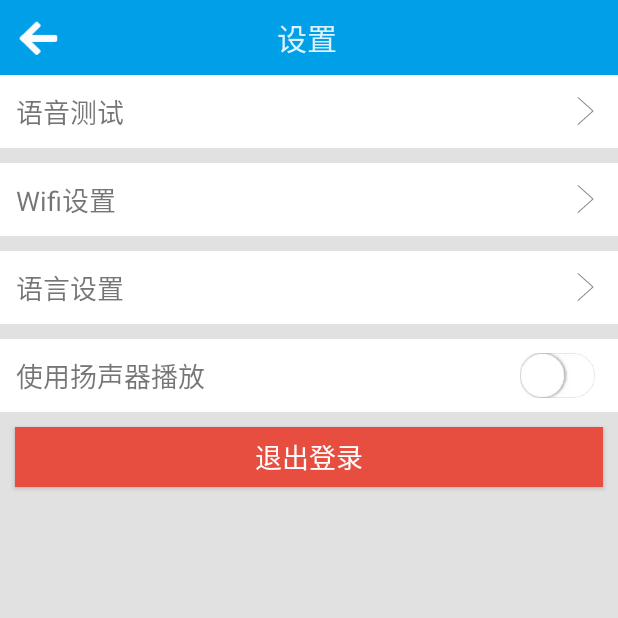
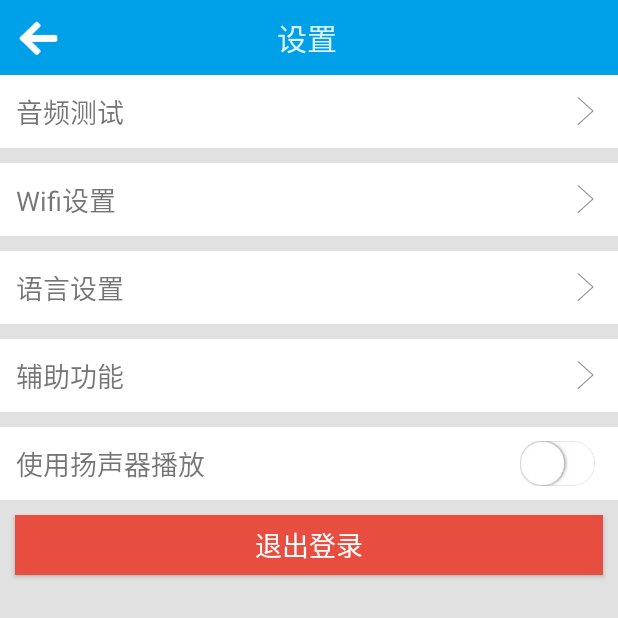
Before and after one commit to lyl15151865258/WifiInterPhone, an Android app: the SettingActivity screen opened directly, with no data from a screen before it, on a phone screen of 412 x 824 dp, the top half of it. Run offline under Robolectric (Android 15) with nearby library versions, the phone set to English and light mode, and no system bars; our stand-ins replace CircleImageView.

Commit message:
增加辅助Service，拦截音量键的事件，但是息屏状态无效

```diff
--- a/app/src/main/java/net/zhongbenshuo/wifiinterphone/activity/VoiceTestActivity.java
+++ b/app/src/main/java/net/zhongbenshuo/wifiinterphone/activity/MediaTestActivity.java
@@ -22,7 +22,7 @@ import net.zhongbenshuo.wifiinterphone.widget.MyToolbar;
  * @version 1.0
  */
 
-public class VoiceTestActivity extends BaseActivity {
+public class MediaTestActivity extends BaseActivity {
 
     private boolean mCheckNum;
     private EditText editText;
@@ -33,7 +33,7 @@ public class VoiceTestActivity extends BaseActivity {
         super.onCreate(savedInstanceState);
         setContentView(R.layout.activity_voice_test);
         MyToolbar toolbar = findViewById(R.id.myToolbar);
-        toolbar.initToolBar(this, toolbar, getString(R.string.VoiceTest), R.drawable.back_white, onClickListener);
+        toolbar.initToolBar(this, toolbar, getString(R.string.MediaTest), R.drawable.back_white, onClickListener);
         editText = findViewById(R.id.edittext);
         tvText = findViewById(R.id.tvText);
         findViewById(R.id.bt_play).setOnClickListener(onClickListener);
@@ -52,7 +52,7 @@ public class VoiceTestActivity extends BaseActivity {
                     showToast("请输入金额");
                     return;
                 }
-                VoicePlay.with(VoiceTestActivity.this).play(amount, mCheckNum);
+                VoicePlay.with(MediaTestActivity.this).play(amount, mCheckNum);
                 VoiceBuilder voiceBuilder = new VoiceBuilder.Builder()
                         .start("success")
                         .money(amount)
--- a/app/src/main/res/layout/activity_settings.xml
+++ b/app/src/main/res/layout/activity_settings.xml
@@ -39,7 +39,7 @@
                     android:layout_weight="1"
                     android:gravity="center_vertical"
                     android:padding="@dimen/dp_5"
-                    android:text="@string/VoiceTest"
+                    android:text="@string/MediaTest"
                     android:textSize="@dimen/sp_18" />
 
                 <TextView
@@ -105,6 +105,33 @@
             </LinearLayout>
 
             <LinearLayout
+                android:id="@+id/ll_AccessibilityFeatures"
+                android:layout_width="match_parent"
+                android:layout_height="wrap_content"
+                android:layout_marginTop="@dimen/dp_10"
+                android:background="@color/white"
+                android:gravity="center_vertical"
+                android:orientation="horizontal"
+                android:padding="@dimen/dp_5">
+
+                <TextView
+                    android:layout_width="0px"
+                    android:layout_height="wrap_content"
+                    android:layout_weight="1"
+                    android:gravity="center_vertical"
+                    android:padding="@dimen/dp_5"
+                    android:text="@string/AccessibilityFeatures"
+                    android:textSize="@dimen/sp_18" />
+
+                <TextView
+                    android:layout_width="wrap_content"
+                    android:layout_height="match_parent"
+                    android:layout_marginEnd="@dimen/dp_5"
+                    android:drawableEnd="@drawable/ic_arrow_right"
+                    android:gravity="center" />
+            </LinearLayout>
+
+            <LinearLayout
                 android:layout_width="match_parent"
                 android:layout_height="wrap_content"
                 android:layout_marginTop="@dimen/dp_10"
--- a/app/src/main/res/values/strings.xml
+++ b/app/src/main/res/values/strings.xml
@@ -16,9 +16,10 @@
     <string name="dialog_cancel">取消</string>
     <string name="dialog_input_continue">继续</string>
     <string name="notification_connect_wifi">您当前没有连接WiFi，是否前往连接？</string>
-    <string name="VoiceTest">语音测试</string>
+    <string name="MediaTest">音频测试</string>
     <string name="WifiSettings">Wifi设置</string>
     <string name="LanguageSettings">语言设置</string>
+    <string name="AccessibilityFeatures">辅助功能</string>
     <string name="PlayWithSpeakers">使用扬声器播放</string>
     <string name="working">对讲机服务工作中</string>
 
@@ -40,4 +41,7 @@
     <string name="lan_en">英语</string>
     <string name="lan_ja">日本语</string>
 
+    <string name="accessibility_name">局域网对讲机(推荐开启)</string>
+    <string name="accessibility_description">按键捕获</string>
+
 </resources>
```
Also changed, not shown: app/src/main/AndroidManifest.xml (+13 -6 lines), app/src/main/java/net/zhongbenshuo/wifiinterphone/activity/SettingActivity.java (+11 -1 lines), app/src/main/java/net/zhongbenshuo/wifiinterphone/broadcast/MediaButtonReceiver.java (deleted, +0 -51 lines), app/src/main/java/net/zhongbenshuo/wifiinterphone/service/VoiceService.java (+59 -38 lines), 3 other files.
